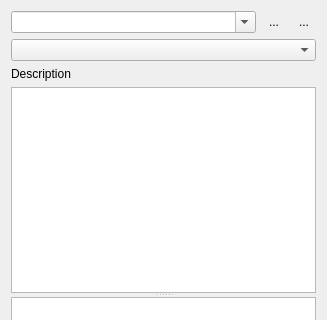
Old version of the form ui/FitUi.ui in the repository MonroeQuantumNetworks/IonControl; both pictures show x 0 to 327 and y 0 to 320 of the 327 by 544 pixel window.
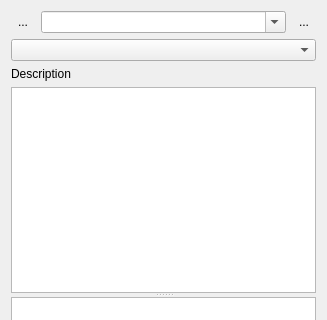
New version of the form. Icons and pictures are not drawn. Custom widgets are drawn as their Qt base class.

The edit to the form file:
```diff
--- a/ui/FitUi.ui
+++ b/ui/FitUi.ui
@@ -16,6 +16,32 @@
   <layout class="QVBoxLayout" name="verticalLayout">
    <item>
     <layout class="QHBoxLayout" name="horizontalLayout_2">
+     <item>
+      <widget class="QToolButton" name="removeAnalysisButton">
+       <property name="minimumSize">
+        <size>
+         <width>0</width>
+         <height>0</height>
+        </size>
+       </property>
+       <property name="text">
+        <string>...</string>
+       </property>
+       <property name="icon">
+        <iconset resource="Experiment.qrc">
+         <normaloff>:/openicon/icons/edit-clear-locationbar-ltr.png</normaloff>:/openicon/icons/edit-clear-locationbar-ltr.png</iconset>
+       </property>
+       <property name="iconSize">
+        <size>
+         <width>16</width>
+         <height>16</height>
+        </size>
+       </property>
+       <property name="autoRaise">
+        <bool>true</bool>
+       </property>
+      </widget>
+     </item>
      <item>
       <widget class="QComboBox" name="analysisNameComboBox">
        <property name="contextMenuPolicy">
@@ -26,32 +52,6 @@
        </property>
       </widget>
      </item>
-     <item>
-      <widget class="QToolButton" name="removeAnalysisButton">
-       <property name="minimumSize">
-        <size>
-         <width>0</width>
-         <height>0</height>
-        </size>
-       </property>
-       <property name="text">
-        <string>...</string>
-       </property>
-       <property name="icon">
-        <iconset resource="Experiment.qrc">
-         <normaloff>:/openicon/icons/edit-clear-locationbar-rtl.png</normaloff>:/openicon/icons/edit-clear-locationbar-rtl.png</iconset>
-       </property>
-       <property name="iconSize">
-        <size>
-         <width>16</width>
-         <height>16</height>
-        </size>
-       </property>
-       <property name="autoRaise">
-        <bool>true</bool>
-       </property>
-      </widget>
-     </item>
      <item>
       <widget class="QToolButton" name="saveButton">
        <property name="toolTip">
@@ -198,6 +198,13 @@
    </item>
   </layout>
  </widget>
+ <customwidgets>
+  <customwidget>
+   <class>TableViewExtended</class>
+   <extends>QTableView</extends>
+   <header>uiModules.TableViewExtended</header>
+  </customwidget>
+ </customwidgets>
  <resources>
   <include location="Experiment.qrc"/>
  </resources>
```
Left out of the diff: 4 changed lines with no effect on the pictures.
